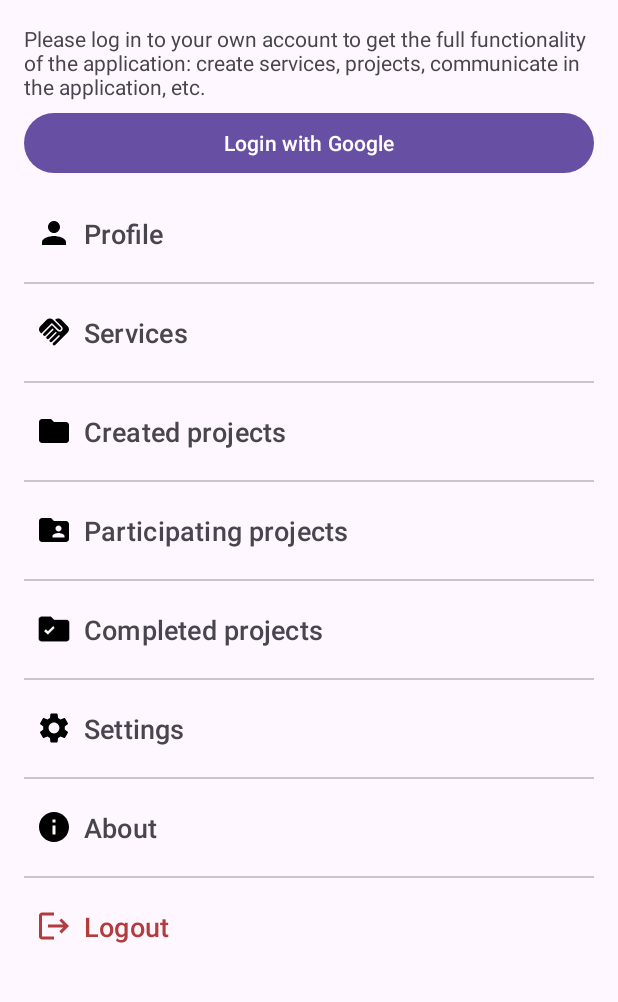
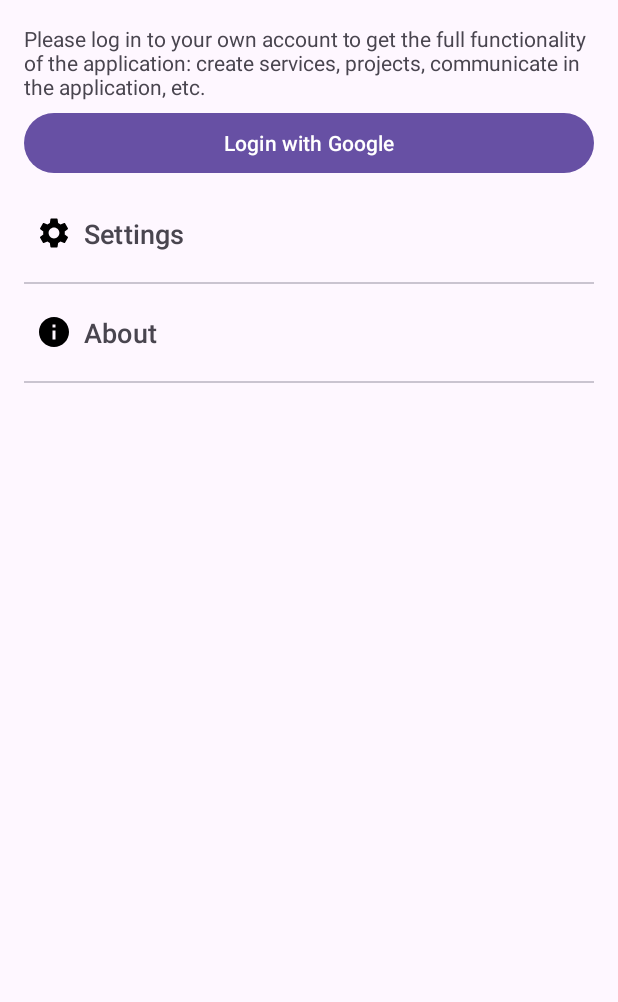
Before and after one commit to ykzZa/Posluga, an Android app: the fragment MenuFragment shown on its own in the app's theme, on a phone screen of 412 x 824 dp, the part 189-1191 px from its top. Run offline under Robolectric (Android 15) with nearby library versions, the phone set to English and light mode, and no system bars.

Commit message:
Menu small fix

```diff
--- a/app/src/main/res/layout/fragment_menu.xml
+++ b/app/src/main/res/layout/fragment_menu.xml
@@ -76,12 +76,14 @@
                 android:paddingVertical="16dp"
                 android:text="@string/my_profile"
                 android:textColor="@color/dark_grey"
-                android:textSize="18sp" />
+                android:textSize="18sp"
+                android:visibility="gone" />
 
             <com.google.android.material.divider.MaterialDivider
                 android:layout_width="match_parent"
                 android:layout_height="wrap_content"
-                android:layout_marginHorizontal="16dp" />
+                android:layout_marginHorizontal="16dp"
+                android:visibility="gone" />
 
             <Button
                 android:id="@+id/button_services"
@@ -93,13 +95,15 @@
                 android:paddingVertical="16dp"
                 android:text="@string/my_services"
                 android:textColor="@color/dark_grey"
-                android:textSize="18sp" />
+                android:textSize="18sp"
+                android:visibility="gone" />
 
             <com.google.android.material.divider.MaterialDivider
                 android:layout_width="match_parent"
                 android:layout_height="wrap_content"
                 android:layout_marginHorizontal="16dp"
-                android:textSize="18sp" />
+                android:textSize="18sp"
+                android:visibility="gone" />
 
             <Button
                 android:id="@+id/button_created_projects"
@@ -111,12 +115,14 @@
                 android:paddingVertical="16dp"
                 android:text="@string/my_projects"
                 android:textColor="@color/dark_grey"
-                android:textSize="18sp" />
+                android:textSize="18sp"
+                android:visibility="gone" />
 
             <com.google.android.material.divider.MaterialDivider
                 android:layout_width="match_parent"
                 android:layout_height="wrap_content"
-                android:layout_marginHorizontal="16dp" />
+                android:layout_marginHorizontal="16dp"
+                android:visibility="gone" />
 
             <Button
                 android:id="@+id/button_participating_projects"
@@ -128,12 +134,14 @@
                 android:paddingVertical="16dp"
                 android:text="@string/participating_projects"
                 android:textColor="@color/dark_grey"
-                android:textSize="18sp" />
+                android:textSize="18sp"
+                android:visibility="gone" />
 
             <com.google.android.material.divider.MaterialDivider
                 android:layout_width="match_parent"
                 android:layout_height="wrap_content"
-                android:layout_marginHorizontal="16dp" />
+                android:layout_marginHorizontal="16dp"
+                android:visibility="gone" />
 
             <Button
                 android:id="@+id/button_completed_projects"
@@ -145,12 +153,15 @@
                 android:paddingVertical="16dp"
                 android:text="Completed projects"
                 android:textColor="@color/dark_grey"
-                android:textSize="18sp" />
+                android:textSize="18sp"
+                android:visibility="gone" />
 
             <com.google.android.material.divider.MaterialDivider
                 android:layout_width="match_parent"
                 android:layout_height="wrap_content"
-                android:layout_marginHorizontal="16dp" />
+
+                android:layout_marginHorizontal="16dp"
+                android:visibility="gone" />
 
             <Button
                 android:id="@+id/button_settings"
@@ -197,7 +208,8 @@
                 android:paddingVertical="16dp"
                 android:text="@string/logout"
                 android:textColor="@color/red"
-                android:textSize="18sp" />
+                android:textSize="18sp"
+                android:visibility="gone" />
 
 
         </LinearLayout>
```
